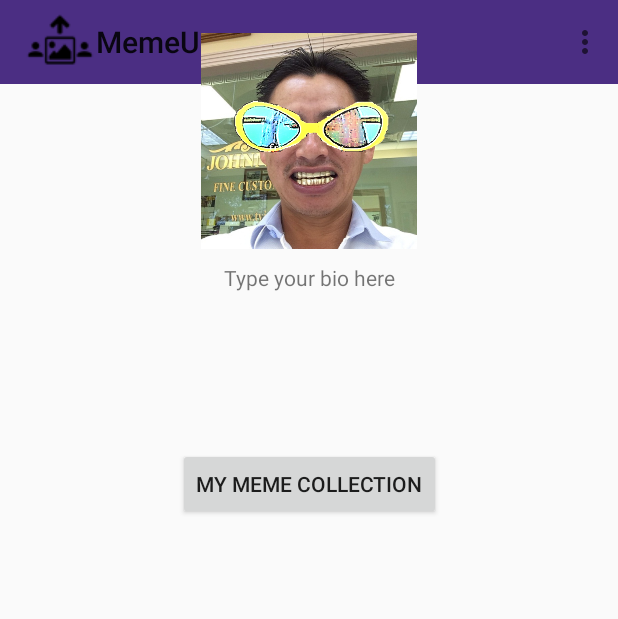
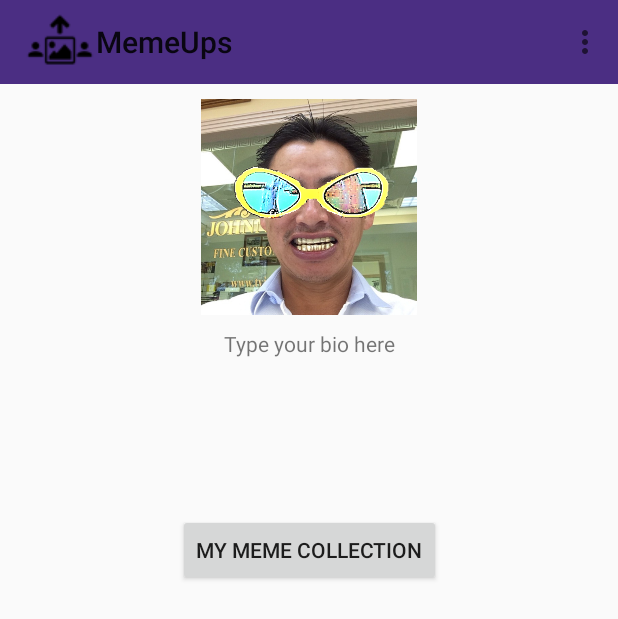
Before and after one commit to MochiCurry/TCSS-450-Team-12, an Android app: the ProfileActivity screen opened directly, with no data from a screen before it, on a phone screen of 412 x 824 dp. Shown: the top 619 px of the screen. Run offline under Robolectric (Android 15) with nearby library versions, the phone set to English and light mode, and no system bars.

Commit message:
Fixed a few overlapping issues

```diff
--- a/app/src/main/res/layout/activity_match.xml
+++ b/app/src/main/res/layout/activity_match.xml
@@ -13,12 +13,12 @@
     </include>
 
 
-
     <android.support.v7.widget.RecyclerView
         android:layout_width="368dp"
         android:layout_height="495dp"
+        android:layout_marginTop="8dp"
         app:layout_constraintBottom_toBottomOf="parent"
         app:layout_constraintEnd_toEndOf="parent"
         app:layout_constraintStart_toStartOf="parent"
-        app:layout_constraintTop_toTopOf="parent" />
+        app:layout_constraintTop_toBottomOf="@+id/top_bar" />
 </android.support.constraint.ConstraintLayout>
--- a/app/src/main/res/layout/activity_profile.xml
+++ b/app/src/main/res/layout/activity_profile.xml
@@ -29,10 +29,10 @@
         android:id="@+id/imageView2"
         android:layout_width="144dp"
         android:layout_height="147dp"
-        android:layout_marginTop="20dp"
+        android:layout_marginTop="8dp"
         app:layout_constraintEnd_toEndOf="parent"
         app:layout_constraintStart_toStartOf="parent"
-        app:layout_constraintTop_toTopOf="parent"
+        app:layout_constraintTop_toBottomOf="@+id/top_bar"
         app:srcCompat="@drawable/profilepic" />
 
     <Button
--- a/app/src/main/res/layout/activity_quiz.xml
+++ b/app/src/main/res/layout/activity_quiz.xml
@@ -13,18 +13,17 @@
     </include>
 
 
-
     <TextView
 
 
         android:id="@+id/question"
         android:layout_width="wrap_content"
         android:layout_height="wrap_content"
-        android:layout_marginTop="64dp"
+        android:layout_marginTop="8dp"
         android:text="What is your favorite type of meme?"
         app:layout_constraintEnd_toEndOf="parent"
         app:layout_constraintStart_toStartOf="parent"
-        app:layout_constraintTop_toTopOf="parent" />
+        app:layout_constraintTop_toBottomOf="@+id/top_bar" />
 
     <RadioGroup
         android:id="@+id/radioGroup"
```
